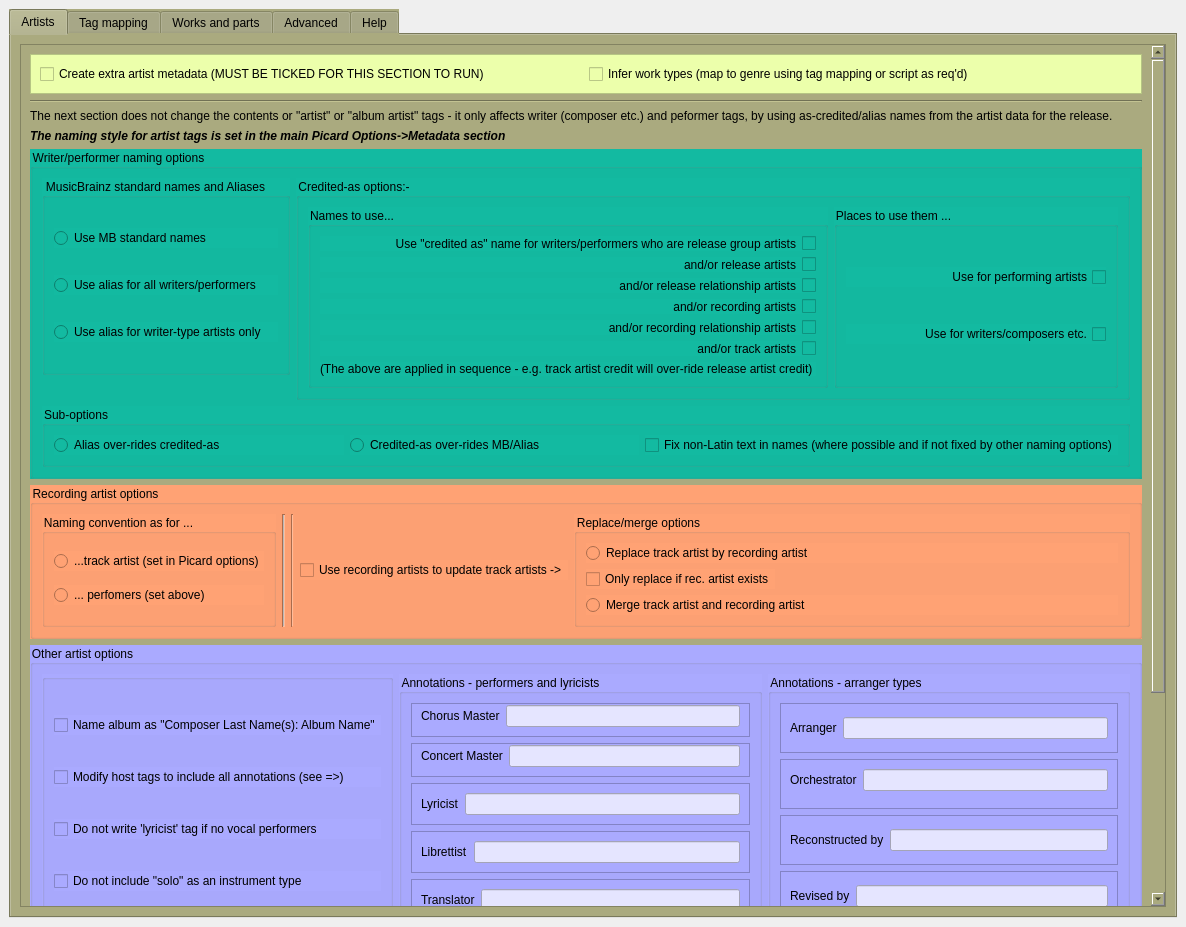
Qt form plugins/classical_extras/options_classical_extras.ui (metabrainz/picard-plugins) before a commit.
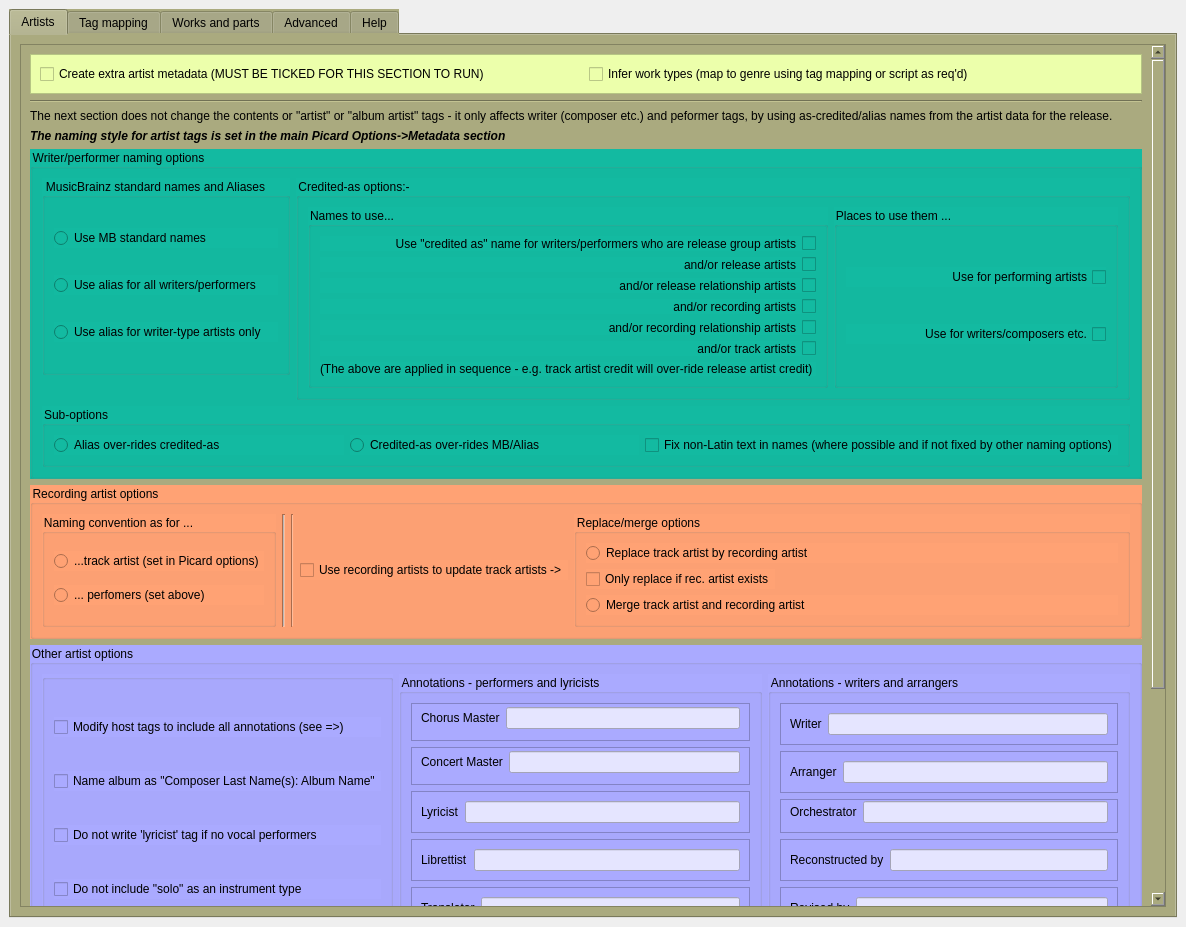
The same form after that commit.

```diff
--- a/plugins/classical_extras/options_classical_extras.ui
+++ b/plugins/classical_extras/options_classical_extras.ui
@@ -68,7 +68,7 @@
             <x>0</x>
             <y>-154</y>
             <width>1046</width>
-            <height>1017</height>
+            <height>1025</height>
            </rect>
           </property>
           <property name="acceptDrops">
@@ -677,16 +677,6 @@
                  <string/>
                 </property>
                 <layout class="QVBoxLayout" name="verticalLayout_14">
-                 <item>
-                  <widget class="QCheckBox" name="cea_composer_album">
-                   <property name="toolTip">
-                    <string>&lt;html&gt;&lt;head/&gt;&lt;body&gt;&lt;p&gt;&lt;br/&gt;&lt;/p&gt;&lt;/body&gt;&lt;/html&gt;</string>
-                   </property>
-                   <property name="text">
-                    <string>Name album as &quot;Composer Last Name(s): Album Name&quot;</string>
-                   </property>
-                  </widget>
-                 </item>
                  <item>
                   <widget class="QCheckBox" name="cea_arrangers">
                    <property name="toolTip">
@@ -700,6 +690,16 @@
                    </property>
                   </widget>
                  </item>
+                 <item>
+                  <widget class="QCheckBox" name="cea_composer_album">
+                   <property name="toolTip">
+                    <string>&lt;html&gt;&lt;head/&gt;&lt;body&gt;&lt;p&gt;&lt;br/&gt;&lt;/p&gt;&lt;/body&gt;&lt;/html&gt;</string>
+                   </property>
+                   <property name="text">
+                    <string>Name album as &quot;Composer Last Name(s): Album Name&quot;</string>
+                   </property>
+                  </widget>
+                 </item>
                  <item>
                   <widget class="QCheckBox" name="cea_no_lyricists">
                    <property name="text">
@@ -729,9 +729,35 @@
                  <string>&lt;html&gt;&lt;head/&gt;&lt;body&gt;&lt;p&gt;Enter text to appear in annotations. Do not use any quotation marks.&lt;/p&gt;&lt;/body&gt;&lt;/html&gt;</string>
                 </property>
                 <property name="title">
-                 <string>Annotations - arranger types</string>
+                 <string>Annotations - writers and arrangers</string>
                 </property>
                 <layout class="QVBoxLayout" name="verticalLayout_21">
+                 <item>
+                  <widget class="QFrame" name="frame_17">
+                   <property name="frameShape">
+                    <enum>QFrame::StyledPanel</enum>
+                   </property>
+                   <property name="frameShadow">
+                    <enum>QFrame::Raised</enum>
+                   </property>
+                   <layout class="QHBoxLayout" name="horizontalLayout_30">
+                    <item>
+                     <widget class="QLabel" name="label_56">
+                      <property name="text">
+                       <string>Writer</string>
+                      </property>
+                     </widget>
+                    </item>
+                    <item>
+                     <widget class="QLineEdit" name="cea_writer">
+                      <property name="styleSheet">
+                       <string notr="true">background-color: rgb(229, 229, 255);</string>
+                      </property>
+                     </widget>
+                    </item>
+                   </layout>
+                  </widget>
+                 </item>
                  <item>
                   <widget class="QFrame" name="frame_16">
                    <property name="frameShape">
```
Left out of the diff: 80 changed lines with no effect on the pictures.
